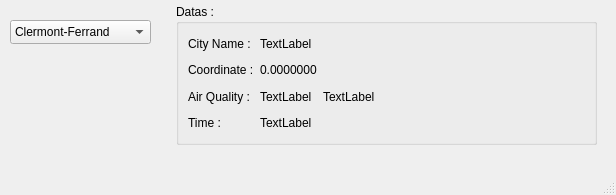
This is mainwindow.ui in AnthonyDoucet/QT_IHM_Air_Quality_Index as Qt 5 draws it before an edit. The edited form follows.
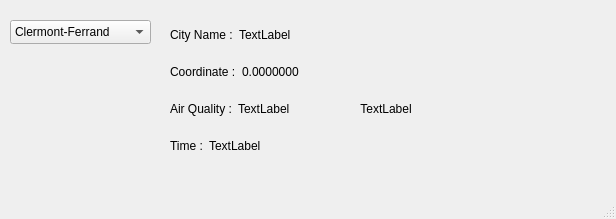
This is the edited form.

Commit message: Changed IHM and colors

```diff
--- a/mainwindow.ui
+++ b/mainwindow.ui
@@ -7,7 +7,7 @@
     <x>0</x>
     <y>0</y>
     <width>616</width>
-    <height>195</height>
+    <height>219</height>
    </rect>
   </property>
   <property name="windowTitle">
@@ -49,20 +49,19 @@
      </property>
     </item>
    </widget>
-   <widget class="QGroupBox" name="groupBox">
+   <widget class="QWidget" name="verticalLayoutWidget">
     <property name="geometry">
      <rect>
-      <x>176</x>
-      <y>4</y>
-      <width>421</width>
+      <x>170</x>
+      <y>20</y>
+      <width>441</width>
       <height>141</height>
      </rect>
     </property>
-    <property name="title">
-     <string>Datas :</string>
-    </property>
-    <layout class="QGridLayout" name="gridLayout">
-     <item row="0" column="1">
+    <layout class="QVBoxLayout" name="verticalLayout">
+     <item>
+      <layout class="QHBoxLayout" name="horizontalLayout_2">
+       <item>
       <widget class="QLabel" name="cityNameDisplay">
        <property name="text">
         <string>City Name :</string>
@@ -72,34 +71,7 @@
        </property>
       </widget>
      </item>
-     <item row="2" column="3">
-      <widget class="QLabel" name="airQualityConverted">
-       <property name="text">
-        <string>TextLabel</string>
-       </property>
-       <property name="alignment">
-        <set>Qt::AlignLeading|Qt::AlignLeft|Qt::AlignVCenter</set>
-       </property>
-      </widget>
-     </item>
-     <item row="1" column="3">
-      <widget class="QLabel" name="cityCoordinate">
-       <property name="text">
-        <string>0.0000000</string>
-       </property>
-       <property name="alignment">
-        <set>Qt::AlignLeading|Qt::AlignLeft|Qt::AlignVCenter</set>
-       </property>
-      </widget>
-     </item>
-     <item row="3" column="1">
-      <widget class="QLabel" name="timeDisplay">
-       <property name="text">
-        <string>Time :</string>
-       </property>
-      </widget>
-     </item>
-     <item row="0" column="3">
+       <item>
       <widget class="QLabel" name="cityName">
        <property name="text">
         <string>TextLabel</string>
@@ -109,17 +81,7 @@
        </property>
       </widget>
      </item>
-     <item row="2" column="1">
-      <widget class="QLabel" name="airQualityDisplay">
-       <property name="text">
-        <string>Air Quality :</string>
-       </property>
-       <property name="alignment">
-        <set>Qt::AlignLeading|Qt::AlignLeft|Qt::AlignVCenter</set>
-       </property>
-      </widget>
-     </item>
-     <item row="1" column="5">
+       <item>
       <spacer name="horizontalSpacer">
        <property name="orientation">
         <enum>Qt::Horizontal</enum>
@@ -132,29 +94,156 @@
        </property>
       </spacer>
      </item>
-     <item row="3" column="3">
-      <widget class="QLabel" name="time">
-       <property name="text">
-        <string>TextLabel</string>
-       </property>
-       <property name="alignment">
-        <set>Qt::AlignLeading|Qt::AlignLeft|Qt::AlignVCenter</set>
-       </property>
-      </widget>
+      </layout>
      </item>
-     <item row="1" column="1">
+     <item>
+      <layout class="QHBoxLayout" name="horizontalLayout_3">
+       <item>
       <widget class="QLabel" name="cityCoordinateDisplay">
        <property name="text">
         <string>Coordinate :</string>
        </property>
       </widget>
      </item>
-     <item row="2" column="4">
+       <item>
+        <widget class="QLabel" name="cityCoordinate">
+         <property name="text">
+          <string>0.0000000</string>
+         </property>
+         <property name="alignment">
+          <set>Qt::AlignLeading|Qt::AlignLeft|Qt::AlignVCenter</set>
+         </property>
+        </widget>
+       </item>
+       <item>
+        <spacer name="horizontalSpacer_2">
+         <property name="orientation">
+          <enum>Qt::Horizontal</enum>
+         </property>
+         <property name="sizeHint" stdset="0">
+          <size>
+           <width>40</width>
+           <height>20</height>
+          </size>
+         </property>
+        </spacer>
+       </item>
+      </layout>
+     </item>
+     <item>
+      <layout class="QHBoxLayout" name="horizontalLayout">
+       <item>
+        <widget class="QLabel" name="airQualityDisplay">
+         <property name="text">
+          <string>Air Quality :</string>
+         </property>
+         <property name="alignment">
+          <set>Qt::AlignLeading|Qt::AlignLeft|Qt::AlignVCenter</set>
+         </property>
+        </widget>
+       </item>
+       <item>
+        <widget class="QLabel" name="airQualityConverted">
+         <property name="text">
+          <string>TextLabel</string>
+         </property>
+         <property name="alignment">
+          <set>Qt::AlignLeading|Qt::AlignLeft|Qt::AlignVCenter</set>
+         </property>
+        </widget>
+       </item>
+       <item>
+        <spacer name="horizontalSpacer_5">
+         <property name="orientation">
+          <enum>Qt::Horizontal</enum>
+         </property>
+         <property name="sizeType">
+          <enum>QSizePolicy::Fixed</enum>
+         </property>
+         <property name="sizeHint" stdset="0">
+          <size>
+           <width>40</width>
+           <height>20</height>
+          </size>
+         </property>
+        </spacer>
+       </item>
+       <item>
+        <widget class="QWidget" name="airQualityWidget" native="true">
+         <property name="minimumSize">
+          <size>
+           <width>100</width>
+           <height>0</height>
+          </size>
+         </property>
+         <property name="maximumSize">
+          <size>
+           <width>100</width>
+           <height>16777215</height>
+          </size>
+         </property>
+         <layout class="QVBoxLayout" name="verticalLayout_2">
+          <item>
       <widget class="QLabel" name="airQuality">
        <property name="text">
         <string>TextLabel</string>
        </property>
-      </widget>
+            <property name="alignment">
+             <set>Qt::AlignCenter</set>
+            </property>
+           </widget>
+          </item>
+         </layout>
+        </widget>
+       </item>
+       <item>
+        <spacer name="horizontalSpacer_4">
+         <property name="orientation">
+          <enum>Qt::Horizontal</enum>
+         </property>
+         <property name="sizeHint" stdset="0">
+          <size>
+           <width>40</width>
+           <height>20</height>
+          </size>
+         </property>
+        </spacer>
+       </item>
+      </layout>
+     </item>
+     <item>
+      <layout class="QHBoxLayout" name="horizontalLayout_4">
+       <item>
+        <widget class="QLabel" name="timeDisplay">
+         <property name="text">
+          <string>Time :</string>
+         </property>
+        </widget>
+       </item>
+       <item>
+        <widget class="QLabel" name="time">
+         <property name="text">
+          <string>TextLabel</string>
+         </property>
+         <property name="alignment">
+          <set>Qt::AlignLeading|Qt::AlignLeft|Qt::AlignVCenter</set>
+         </property>
+        </widget>
+       </item>
+       <item>
+        <spacer name="horizontalSpacer_3">
+         <property name="orientation">
+          <enum>Qt::Horizontal</enum>
+         </property>
+         <property name="sizeHint" stdset="0">
+          <size>
+           <width>40</width>
+           <height>20</height>
+          </size>
+         </property>
+        </spacer>
+       </item>
+      </layout>
      </item>
     </layout>
    </widget>
```
Lines whose indentation alone changed are shown as unchanged. The commit also changes 1 other file.
